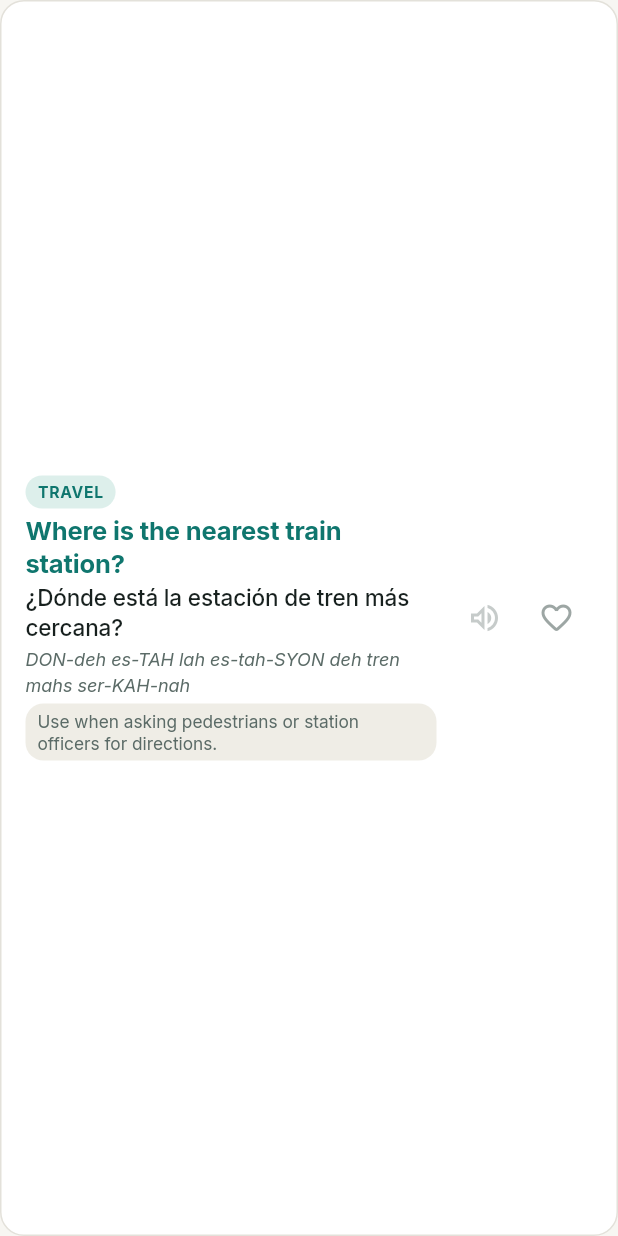
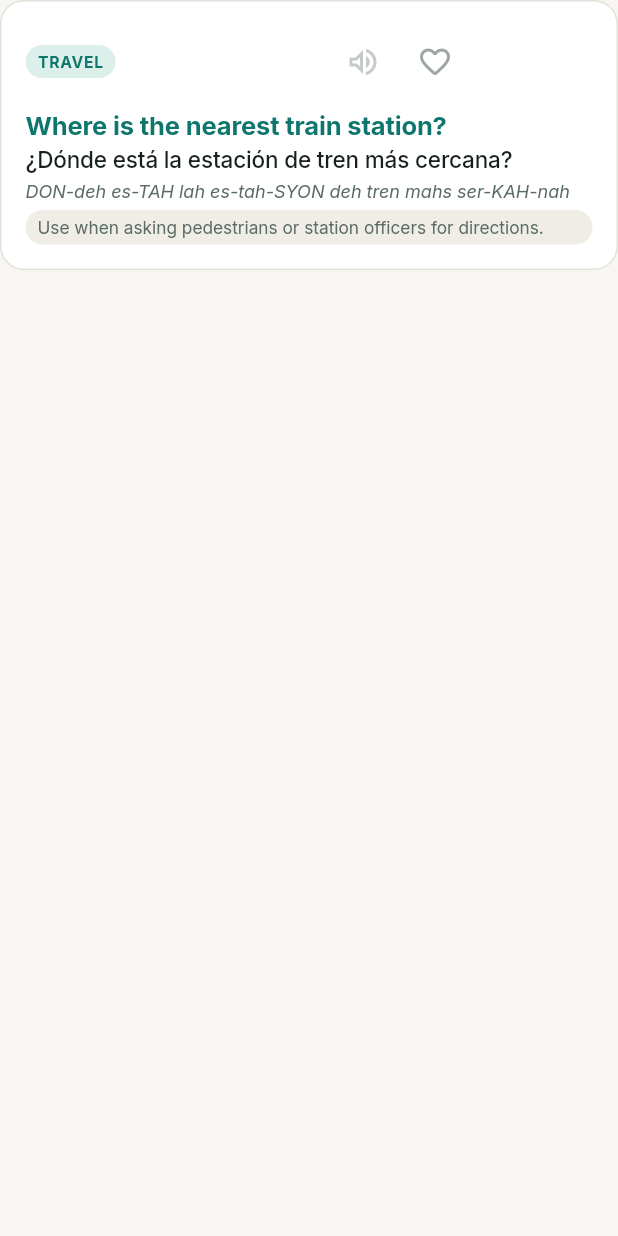
Before and after one commit to Itzsssnori/phrase-practice, a Flutter app: the PhraseCard widget shown alone on an empty page, opened directly with sample values from the repository, on a phone screen of 412 x 824 dp. Run offline on Flutter 3.47's test engine with Material 3 defaults, Android fonts, the phone set to English and light mode, and no system bars; our stand-ins replace cloud_firestore, firebase_auth, firebase_core, go_router, google_fonts, material_ui and 1 more; accounts and stored records are empty.

Commit message:
fix(ui): position heart and audio at top right of phrase card and limit home favorites to 3

```diff
--- a/lib/screens/category_phrases_screen.dart
+++ b/lib/screens/category_phrases_screen.dart
@@ -266,7 +266,6 @@ class _CategoryPhrasesScreenState extends State<CategoryPhrasesScreen> {
                 phrase: phrase,
                 targetLanguageCode: targetLang,
                 nativeLanguageCode: nativeLang,
-                showCategory: false,
                 onTap: () => _openStudyScreen(phrase.id),
               );
             },
--- a/lib/screens/home_screen.dart
+++ b/lib/screens/home_screen.dart
@@ -652,7 +652,7 @@ class _HomeScreenState extends State<HomeScreen> {
       );
     }
 
-    // Resolve up to 5 most-recently-added favorites from loaded phrases
+    // Resolve up to 3 most-recently-added favorites from loaded phrases
     final phraseMap = {for (final p in _allPhrases) if (p.isActive) p.id: p};
     final favIds = userPhraseCtrl != null
         ? (userPhraseCtrl.favoritePhraseIds as List<String>)
@@ -662,7 +662,7 @@ class _HomeScreenState extends State<HomeScreen> {
       final p = phraseMap[id];
       if (p != null) {
         favPhrases.add(p);
-        if (favPhrases.length >= 5) break;
+        if (favPhrases.length >= 3) break;
       }
     }
 
--- a/lib/widgets/phrase_card.dart
+++ b/lib/widgets/phrase_card.dart
@@ -89,16 +89,17 @@ class _PhraseCardState extends State<PhraseCard> {
               borderRadius: BorderRadius.circular(AppSpacing.radiusCard),
               child: Padding(
                 padding: const EdgeInsets.all(AppSpacing.lg),
-                child: Row(
-                  crossAxisAlignment: CrossAxisAlignment.center,
+                child: Column(
+                  crossAxisAlignment: CrossAxisAlignment.start,
+                  mainAxisSize: MainAxisSize.min,
                   children: [
-                    Expanded(
-                      child: Column(
-                        crossAxisAlignment: CrossAxisAlignment.start,
-                        mainAxisSize: MainAxisSize.min,
-                        children: [
-                          if (widget.showCategory) ...[
-                            Container(
+                    // Top Row: Category Chip on left (if showCategory), Actions on top-right
+                    Row(
+                      crossAxisAlignment: CrossAxisAlignment.center,
+                      children: [
+                        if (widget.showCategory)
+                          Flexible(
+                            child: Container(
                               padding: const EdgeInsets.symmetric(
                                 horizontal: AppSpacing.sm,
                                 vertical: AppSpacing.xs,
@@ -118,79 +119,10 @@ class _PhraseCardState extends State<PhraseCard> {
                                 overflow: TextOverflow.ellipsis,
                               ),
                             ),
-                            const SizedBox(height: AppSpacing.xs),
-                          ],
-
-                          // Main Text: Target Language Translation (largest focus)
-                          Text(
-                            mainText,
-                            style: theme.textTheme.titleMedium?.copyWith(
-                              color: theme.colorScheme.primary,
-                              fontWeight: FontWeight.w700,
-                              height: 1.3,
-                            ),
-                            softWrap: true,
-                          ),
-
-                          // Sub Text: Native Language Phrase
-                          if (subText.isNotEmpty && subText != mainText) ...[
-                            const SizedBox(height: 2),
-                            Text(
-                              subText,
-                              style: theme.textTheme.bodyMedium?.copyWith(
-                                fontWeight: FontWeight.w500,
-                                color: theme.colorScheme.onSurface,
-                                height: 1.3,
-                              ),
-                              softWrap: true,
-                            ),
-                          ],
-
-                          // Pronunciation in small text
-                          if (pronunciation != null && pronunciation.isNotEmpty) ...[
-                            const SizedBox(height: 2),
-                            Text(
-                              pronunciation,
-                              style: theme.textTheme.bodySmall?.copyWith(
-                                fontStyle: FontStyle.italic,
-                                color: theme.colorScheme.onSurfaceVariant,
-                                fontSize: 12.0,
-                              ),
-                              softWrap: true,
-                            ),
-                          ],
-
-                          // Meaning / Context Note if available
-                          if (note != null && note.isNotEmpty) ...[
-                            const SizedBox(height: AppSpacing.xs),
-                            Container(
-                              width: double.infinity,
-                              padding: const EdgeInsets.symmetric(
-                                horizontal: AppSpacing.sm,
-                                vertical: AppSpacing.xs,
-                              ),
-                              decoration: BoxDecoration(
-                                color: theme.colorScheme.surfaceContainerHighest,
-                                borderRadius: BorderRadius.circular(AppSpacing.radiusInput),
-                              ),
-                              child: Text(
-                                note,
-                                style: theme.textTheme.bodySmall?.copyWith(
-                                  fontSize: 11.5,
-                                  color: theme.colorScheme.onSurfaceVariant,
-                                  height: 1.3,
-                                ),
-                                softWrap: true,
-                              ),
-                            ),
-                          ],
-                        ],
-                      ),
-                    ),
-                    const SizedBox(width: AppSpacing.sm),
-                    Row(
-                      mainAxisSize: MainAxisSize.min,
-                      children: [
+                          )
+                        else
+                          const SizedBox.shrink(),
+                        const Spacer(),
                         if (isLearned) ...[
                           Tooltip(
                             message: 'Learned in ${targetCode.toUpperCase()}',
@@ -254,6 +186,71 @@ class _PhraseCardState extends State<PhraseCard> {
                         ),
                       ],
                     ),
+                    const SizedBox(height: AppSpacing.sm),
+
+                    // Main Text: Target Language Translation (largest focus)
+                    Text(
+                      mainText,
+                      style: theme.textTheme.titleMedium?.copyWith(
+                        color: theme.colorScheme.primary,
+                        fontWeight: FontWeight.w700,
+                        height: 1.3,
+                      ),
+                      softWrap: true,
+                    ),
+
+                    // Sub Text: Native Language Phrase
+                    if (subText.isNotEmpty && subText != mainText) ...[
+                      const SizedBox(height: 2),
+                      Text(
+                        subText,
+                        style: theme.textTheme.bodyMedium?.copyWith(
+                          fontWeight: FontWeight.w500,
+                          color: theme.colorScheme.onSurface,
+                          height: 1.3,
+                        ),
+                        softWrap: true,
+                      ),
+                    ],
+
+                    // Pronunciation in small text
+                    if (pronunciation != null && pronunciation.isNotEmpty) ...[
+                      const SizedBox(height: 2),
+                      Text(
+                        pronunciation,
+                        style: theme.textTheme.bodySmall?.copyWith(
+                          fontStyle: FontStyle.italic,
+                          color: theme.colorScheme.onSurfaceVariant,
+                          fontSize: 12.0,
+                        ),
+                        softWrap: true,
+                      ),
+                    ],
+
+                    // Meaning / Context Note if available
+                    if (note != null && note.isNotEmpty) ...[
+                      const SizedBox(height: AppSpacing.xs),
+                      Container(
+                        width: double.infinity,
+                        padding: const EdgeInsets.symmetric(
+                          horizontal: AppSpacing.sm,
+                          vertical: AppSpacing.xs,
+                        ),
+                        decoration: BoxDecoration(
+                          color: theme.colorScheme.surfaceContainerHighest,
+                          borderRadius: BorderRadius.circular(AppSpacing.radiusInput),
+                        ),
+                        child: Text(
+                          note,
+                          style: theme.textTheme.bodySmall?.copyWith(
+                            fontSize: 11.5,
+                            color: theme.colorScheme.onSurfaceVariant,
+                            height: 1.3,
+                          ),
+                          softWrap: true,
+                        ),
+                      ),
+                    ],
                   ],
                 ),
               ),
```
Also changed, not shown: 1 other file.
